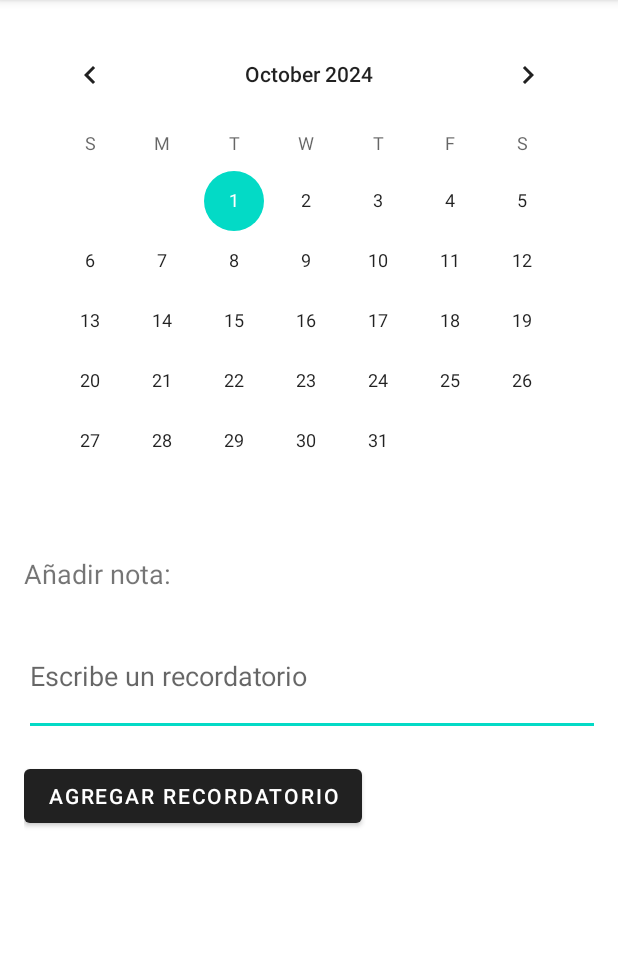
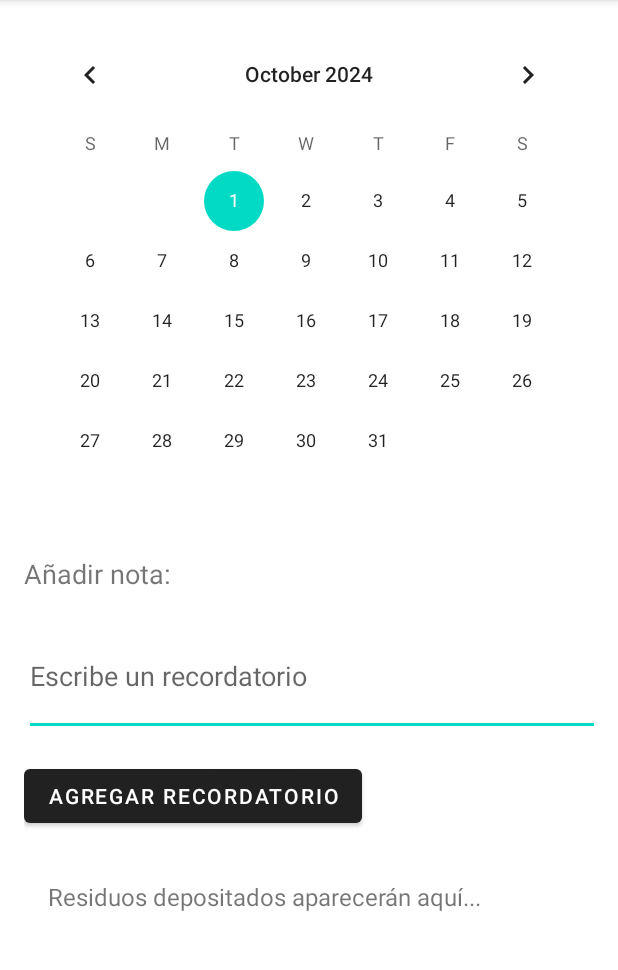
Before and after one commit to Jaime1999l/Programacion_Dirigida_Por_Eventos_Aplicacion_de_Gestion_de_Residuos, an Android app: the CalendarActivity screen opened directly, with no data from a screen before it, on a phone screen of 412 x 824 dp, the part 84-1054 px from its top. Run offline under Robolectric (Android 15) with nearby library versions, the phone set to English and light mode, and no system bars; our stand-ins replace Room's generated code.

Commit message:
residuos calendario

```diff
--- a/app/src/main/java/com/example/programacion_dirigida_por_eventos_aplicacion_de_gestion_de_residuos/residuos/ResiduosDao.java
+++ b/app/src/main/java/com/example/programacion_dirigida_por_eventos_aplicacion_de_gestion_de_residuos/residuos/ResiduosDao.java
@@ -35,7 +35,15 @@ public interface ResiduosDao {
     @Query("SELECT tipoContenedor, SUM(bolsas) as totalBolsas FROM registro_residuos WHERE fecha BETWEEN :fechaInicio AND :fechaFin GROUP BY tipoContenedor")
     List<Estadistica> obtenerEstadisticasPorContenedorEnTramo(String fechaInicio, String fechaFin);
 
+
+
     // Obtener estadísticas por día en un tramo de fechas (para gráfico de barras)
     @Query("SELECT fecha, SUM(bolsas) as totalBolsas FROM registro_residuos WHERE fecha BETWEEN :fechaInicio AND :fechaFin GROUP BY fecha")
     List<Estadistica> obtenerEstadisticasPorDiaEnTramo(String fechaInicio, String fechaFin);
+
+    @Query("SELECT * FROM registro_residuos WHERE fecha = :fecha")
+    List<Residuos> obtenerResiduosPorFecha(String fecha);
+
+
+
 }
--- a/app/src/main/res/layout/actividad_calendario.xml
+++ b/app/src/main/res/layout/actividad_calendario.xml
@@ -36,4 +36,15 @@
         android:layout_height="wrap_content"
         android:text="Agregar recordatorio" />
 
+    <!-- Texto que mostrará los residuos depositados en la fecha seleccionada -->
+    <TextView
+        android:id="@+id/residuosTextView"
+        android:layout_width="match_parent"
+        android:layout_height="wrap_content"
+        android:text="Residuos depositados aparecerán aquí..."
+        android:textSize="16sp"
+        android:padding="16dp"
+        android:layout_marginTop="16dp"
+        android:visibility="visible" />
+
 </LinearLayout>
--- a/app/src/main/res/values/strings.xml
+++ b/app/src/main/res/values/strings.xml
@@ -17,4 +17,5 @@
         <item>Orgánico</item>
         <item>Vidrio</item>
     </string-array>
+
 </resources>
```
Also changed, not shown: app/src/main/java/com/example/programacion_dirigida_por_eventos_aplicacion_de_gestion_de_residuos/activity/CalendarActivity.java (+29 -4 lines).
